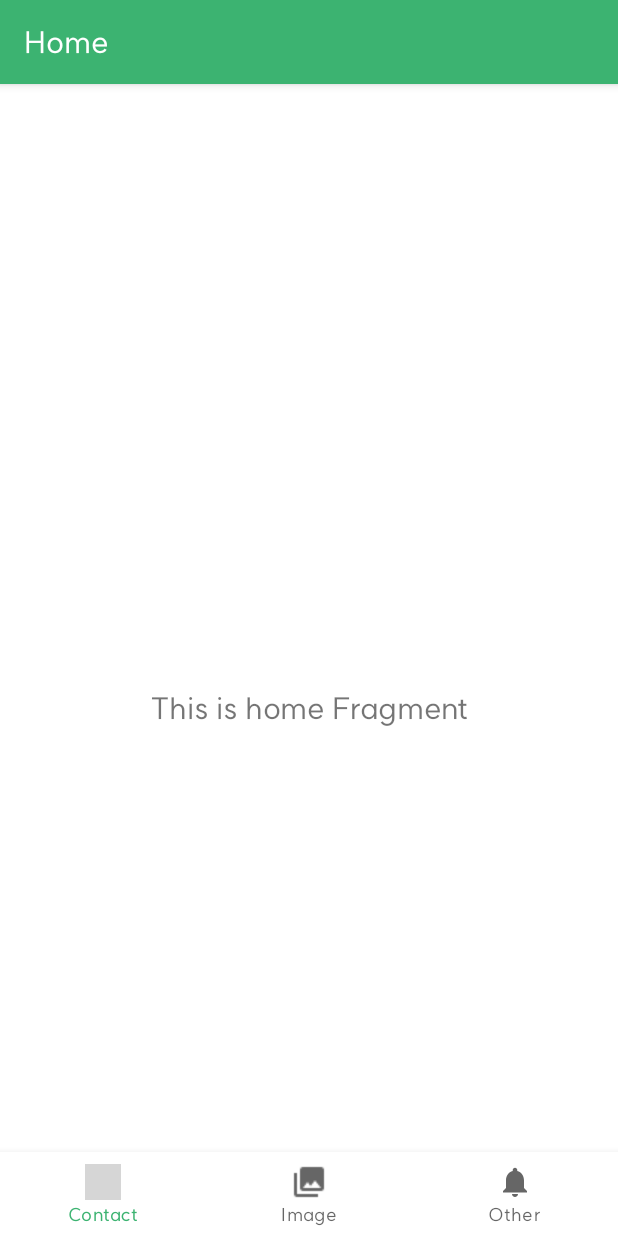
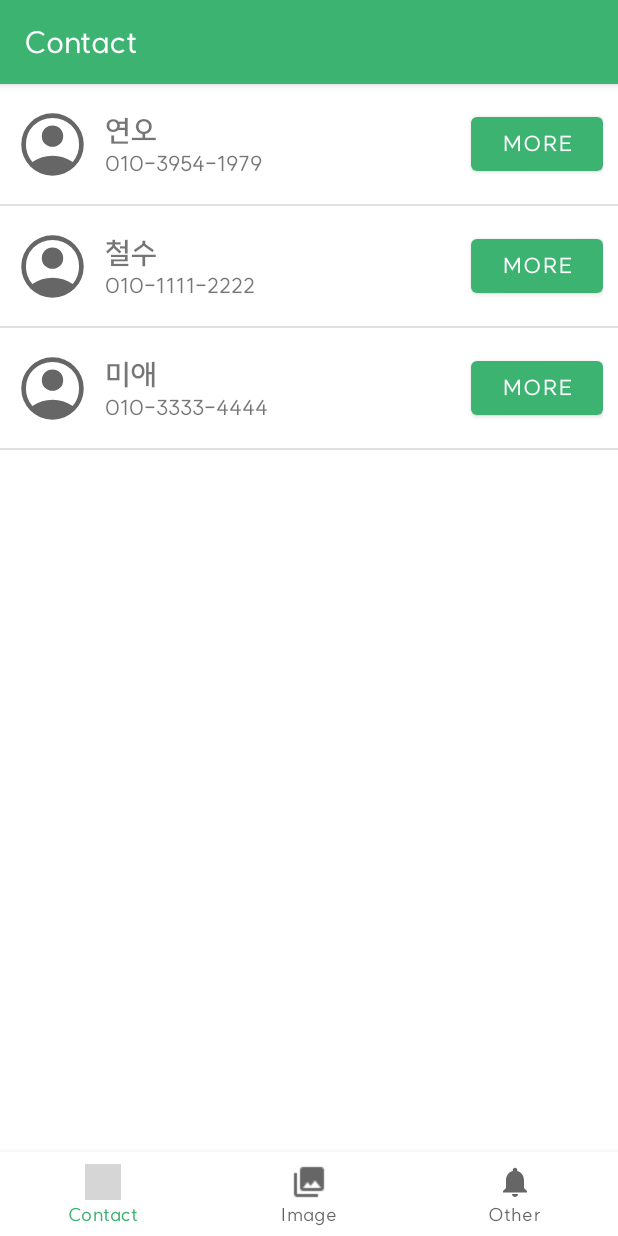
Before and after one commit to yeono000/madProject1, an Android app: the screen it shows after launch (MainActivity), on a phone screen of 412 x 824 dp. Run offline under Robolectric (Android 15) with nearby library versions, the phone set to English and light mode, and no system bars; our stand-ins replace data binding, navigation-ui; grey boxes are pictures that could not be loaded.

Commit message:
feat: basic recycler view-contact

```diff
--- a/app/build.gradle
+++ b/app/build.gradle
@@ -30,6 +30,9 @@ android {
     kotlinOptions {
         jvmTarget = '1.8'
     }
+    dataBinding {
+        enabled = true
+    }
     buildFeatures {
         viewBinding true
     }
@@ -48,4 +51,6 @@ dependencies {
     testImplementation 'junit:junit:4.13.2'
     androidTestImplementation 'androidx.test.ext:junit:1.1.5'
     androidTestImplementation 'androidx.test.espresso:espresso-core:3.5.1'
+    implementation 'com.google.android.material:material:1.4.0'
+
 }
--- a/app/src/main/java/com/yeono/madproject1/MainActivity.kt
+++ b/app/src/main/java/com/yeono/madproject1/MainActivity.kt
@@ -29,7 +29,7 @@ class MainActivity : AppCompatActivity() {
         // menu should be considered as top level destinations.
         val appBarConfiguration = AppBarConfiguration(
             setOf(
-                R.id.navigation_home, R.id.navigation_dashboard, R.id.navigation_notifications
+                R.id.navigation_contact, R.id.navigation_dashboard, R.id.navigation_notifications
             )
         )
         setupActionBarWithNavController(navController, appBarConfiguration)
--- /dev/null
+++ b/app/src/main/java/com/yeono/madproject1/ui/contact/ContactDataModel.kt
@@ -0,0 +1,6 @@
+package com.yeono.madproject1.ui.contact
+
+data class ContactDataModel(
+    val name: String,
+    val number: String
+    )
--- /dev/null
+++ b/app/src/main/java/com/yeono/madproject1/ui/contact/ContactFragment.kt
@@ -0,0 +1,49 @@
+package com.yeono.madproject1.ui.contact
+
+import android.os.Bundle
+import android.util.Log
+import android.view.LayoutInflater
+import android.view.View
+import android.view.ViewGroup
+import androidx.fragment.app.Fragment
+import androidx.recyclerview.widget.DividerItemDecoration
+import androidx.recyclerview.widget.LinearLayoutManager
+import androidx.recyclerview.widget.RecyclerView
+import com.yeono.madproject1.databinding.FragmentContactBinding
+
+
+class ContactFragment : Fragment() {
+
+    private var _binding: FragmentContactBinding? = null
+    private val binding get() = _binding!!
+
+    override fun onCreateView(
+        inflater: LayoutInflater,
+        container: ViewGroup?,
+        savedInstanceState: Bundle?
+    ): View {
+        _binding = FragmentContactBinding.inflate(inflater, container, false)
+        val root: View = binding.root
+        val recyclerView: RecyclerView = binding.contactRV
+        //fragment의 context를 가져옴
+        recyclerView.layoutManager = LinearLayoutManager(requireContext())
+        recyclerView.addItemDecoration(DividerItemDecoration(requireContext(), 1))
+
+        val dataList: MutableList<ContactDataModel> = mutableListOf<ContactDataModel>()
+        dataList. add(ContactDataModel("연오","010-3954-1979"))
+        dataList. add(ContactDataModel("철수","010-1111-2222"))
+        dataList. add(ContactDataModel("미애","010-3333-4444"))
+
+        Log.d("dataList", dataList.toString())
+
+        val adapter: ContactLVAdapter = ContactLVAdapter(dataList)
+        recyclerView.adapter = adapter
+
+        return root
+    }
+
+    override fun onDestroyView() {
+        super.onDestroyView()
+        _binding = null
+    }
+}
--- /dev/null
+++ b/app/src/main/java/com/yeono/madproject1/ui/contact/ContactLVAdapter.kt
@@ -0,0 +1,36 @@
+package com.yeono.madproject1.ui.contact
+
+import android.view.LayoutInflater
+import android.view.View
+import android.view.ViewGroup
+import androidx.recyclerview.widget.RecyclerView
+import com.yeono.madproject1.R
+import com.yeono.madproject1.databinding.ItemContactBinding
+
+class ContactLVAdapter(private val data:List<ContactDataModel>)
+    : RecyclerView.Adapter<ContactLVAdapter.ViewHolder>() {
+
+    class ViewHolder(private val binding: ItemContactBinding):RecyclerView.ViewHolder(binding.root){
+        fun bind(itemData : ContactDataModel){
+            binding.nameText.text = itemData.name
+            binding.numberText.text = itemData.number
+        }
+    }
+
+    override fun onCreateViewHolder(
+        parent: ViewGroup,
+        viewType: Int
+    ): ContactLVAdapter.ViewHolder {
+        val binding = ItemContactBinding.inflate(LayoutInflater.from(parent.context), parent, false)
+        return ViewHolder(binding)
+    }
+
+    override fun onBindViewHolder(holder: ContactLVAdapter.ViewHolder, position: Int) {
+        val itemData = data[position]
+        holder.bind(itemData)
+    }
+
+    override fun getItemCount(): Int {
+        return data.size
+    }
+}
--- /dev/null
+++ b/app/src/main/res/drawable/account_circle.xml
@@ -0,0 +1,9 @@
+<vector xmlns:android="http://schemas.android.com/apk/res/android"
+    android:width="48dp"
+    android:height="48dp"
+    android:viewportWidth="960"
+    android:viewportHeight="960">
+  <path
+      android:fillColor="#666666"
+      android:pathData="M222,705q63,-40 124.5,-60.5T480,624q72,0 134,20.5T739,705q44,-54 62.5,-109T820,480q0,-145 -97.5,-242.5T480,140q-145,0 -242.5,97.5T140,480q0,61 19,116t63,109ZM479.81,510Q422,510 382.5,470.31q-39.5,-39.69 -39.5,-97.5t39.69,-97.31q39.69,-39.5 97.5,-39.5t97.31,39.69q39.5,39.69 39.5,97.5T577.31,470.5q-39.69,39.5 -97.5,39.5ZM479.6,880q-83.15,0 -156.27,-31.5t-127.22,-86Q142,708 111,635.16 80,562.32 80,479.5q0,-82.82 31.5,-155.66Q143,251 197.5,197t127.34,-85.5Q397.68,80 480.5,80q82.82,0 155.66,31.5Q709,143 763,197t85.5,127Q880,397 880,479.73q0,82.73 -31.5,155.5T763,762.5q-54,54.5 -127.13,86T479.6,880Z"/>
+</vector>
--- a/app/src/main/res/layout/activity_main.xml
+++ b/app/src/main/res/layout/activity_main.xml
@@ -3,8 +3,7 @@
     xmlns:app="http://schemas.android.com/apk/res-auto"
     android:id="@+id/container"
     android:layout_width="match_parent"
-    android:layout_height="match_parent"
-    android:paddingTop="?attr/actionBarSize">
+    android:layout_height="match_parent">
 
     <com.google.android.material.bottomnavigation.BottomNavigationView
         android:id="@+id/nav_view"
@@ -24,10 +23,9 @@
         android:layout_width="match_parent"
         android:layout_height="match_parent"
         app:defaultNavHost="true"
-        app:layout_constraintBottom_toTopOf="@id/nav_view"
+        app:layout_constraintBottom_toTopOf="@+id/nav_view"
         app:layout_constraintLeft_toLeftOf="parent"
         app:layout_constraintRight_toRightOf="parent"
-        app:layout_constraintTop_toTopOf="parent"
         app:navGraph="@navigation/mobile_navigation" />
 
 </androidx.constraintlayout.widget.ConstraintLayout>
--- /dev/null
+++ b/app/src/main/res/layout/fragment_contact.xml
@@ -0,0 +1,14 @@
+<?xml version="1.0" encoding="utf-8"?>
+<androidx.constraintlayout.widget.ConstraintLayout xmlns:android="http://schemas.android.com/apk/res/android"
+    xmlns:app="http://schemas.android.com/apk/res-auto"
+    xmlns:tools="http://schemas.android.com/tools"
+    android:layout_width="match_parent"
+    android:layout_height="match_parent"
+    tools:context=".ui.contact.ContactFragment">
+
+    <androidx.recyclerview.widget.RecyclerView
+        android:id="@+id/contactRV"
+        android:layout_width="match_parent"
+        android:layout_height="match_parent"
+        app:layout_constraintTop_toTopOf="parent" />
+</androidx.constraintlayout.widget.ConstraintLayout>
--- a/app/src/main/res/layout/item_contact.xml
+++ b/app/src/main/res/layout/item_contact.xml
@@ -1,30 +1,49 @@
 <?xml version="1.0" encoding="utf-8"?>
-<androidx.constraintlayout.widget.ConstraintLayout xmlns:android="http://schemas.android.com/apk/res/android"
-    xmlns:app="http://schemas.android.com/apk/res-auto"
+<layout xmlns:tools="http://schemas.android.com/tools"
+    xmlns:android="http://schemas.android.com/apk/res/android"
+    xmlns:app="http://schemas.android.com/apk/res-auto">
+<androidx.constraintlayout.widget.ConstraintLayout
     android:layout_width="match_parent"
     android:layout_height="80dp"
     android:padding="10dp"
     >
-    <LinearLayout
-        android:layout_width="match_parent"
-        android:layout_height="wrap_content"
-        android:text="item view"
+
+    <ImageView
+        android:id="@+id/imageView"
+        android:layout_width="50dp"
+        android:layout_height="50dp"
+        android:src="@drawable/account_circle"
         app:layout_constraintBottom_toBottomOf="parent"
         app:layout_constraintStart_toStartOf="parent"
         app:layout_constraintTop_toTopOf="parent"
-        android:orientation="vertical">
+        />
+
+    <LinearLayout
+        android:layout_marginLeft="10dp"
+        android:id="@+id/linearLayout"
+        android:layout_width="wrap_content"
+        android:layout_height="wrap_content"
+        android:orientation="vertical"
+        app:layout_constraintBottom_toBottomOf="parent"
+        app:layout_constraintStart_toEndOf="@+id/imageView"
+        app:layout_constraintTop_toTopOf="parent">
+
         <TextView
+            android:id="@+id/nameText"
             android:layout_width="wrap_content"
             android:layout_height="wrap_content"
-            android:textSize="20sp"
             android:fontFamily="@font/suite_bold"
-            android:text="item view"></TextView>
+            android:text="item view"
+            android:textSize="20sp"></TextView>
+
         <TextView
+            android:id="@+id/numberText"
             android:layout_width="wrap_content"
             android:layout_height="wrap_content"
-            android:textSize="14sp"
-            android:text="item view"></TextView>
+            android:text="item view"
+            android:textSize="14sp"></TextView>
     </LinearLayout>
+
     <Button
         android:layout_width="wrap_content"
         android:layout_height="wrap_content"
@@ -32,5 +51,5 @@
         app:layout_constraintBottom_toBottomOf="parent"
         app:layout_constraintEnd_toEndOf="parent"
         app:layout_constraintTop_toTopOf="parent" />
-
 </androidx.constraintlayout.widget.ConstraintLayout>
+</layout>
--- a/app/src/main/res/menu/bottom_nav_menu.xml
+++ b/app/src/main/res/menu/bottom_nav_menu.xml
@@ -2,9 +2,10 @@
 <menu xmlns:android="http://schemas.android.com/apk/res/android">
 
     <item
-        android:id="@+id/navigation_home"
+        android:id="@+id/navigation_contact"
         android:icon="@drawable/baseline_perm_contact_calendar_black_24dp"
         android:title="Contact" />
+
 
     <item
         android:id="@+id/navigation_dashboard"
--- a/app/src/main/res/navigation/mobile_navigation.xml
+++ b/app/src/main/res/navigation/mobile_navigation.xml
@@ -3,13 +3,13 @@
     xmlns:app="http://schemas.android.com/apk/res-auto"
     xmlns:tools="http://schemas.android.com/tools"
     android:id="@+id/mobile_navigation"
-    app:startDestination="@+id/navigation_home">
+    app:startDestination="@+id/navigation_contact">
 
     <fragment
-        android:id="@+id/navigation_home"
-        android:name="com.yeono.madproject1.ui.home.HomeFragment"
-        android:label="@string/title_home"
-        tools:layout="@layout/fragment_home" />
+        android:id="@+id/navigation_contact"
+        android:name="com.yeono.madproject1.ui.contact.ContactFragment"
+        android:label="Contact"
+        tools:layout="@layout/fragment_contact" />
 
     <fragment
         android:id="@+id/navigation_dashboard"
```
